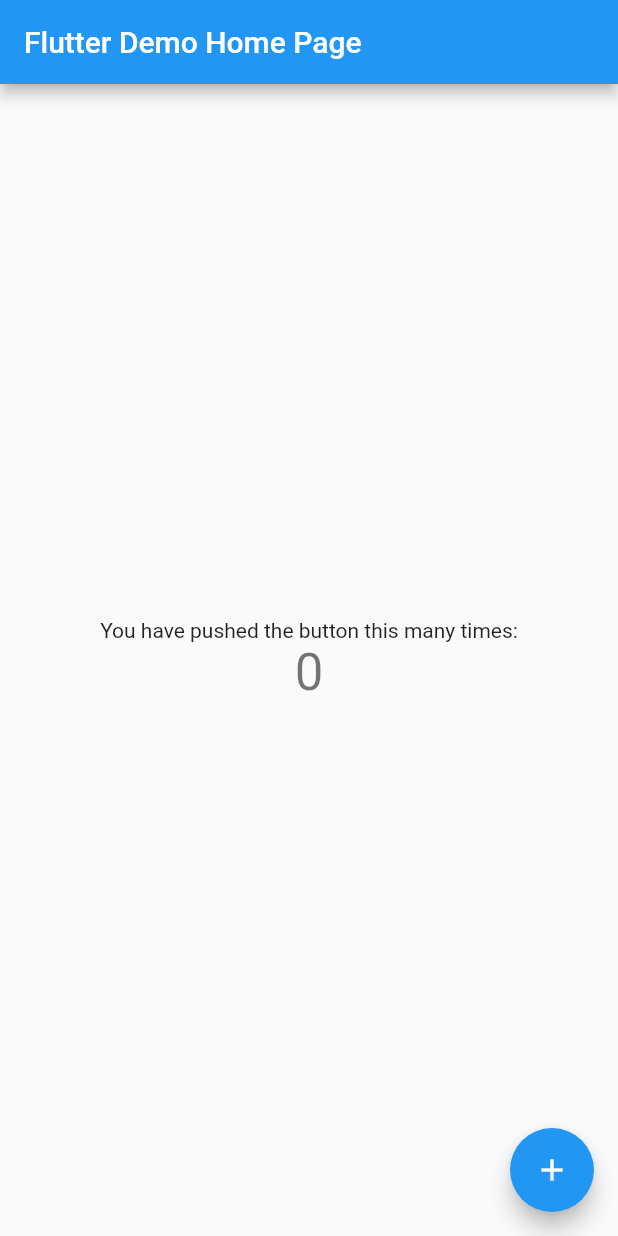
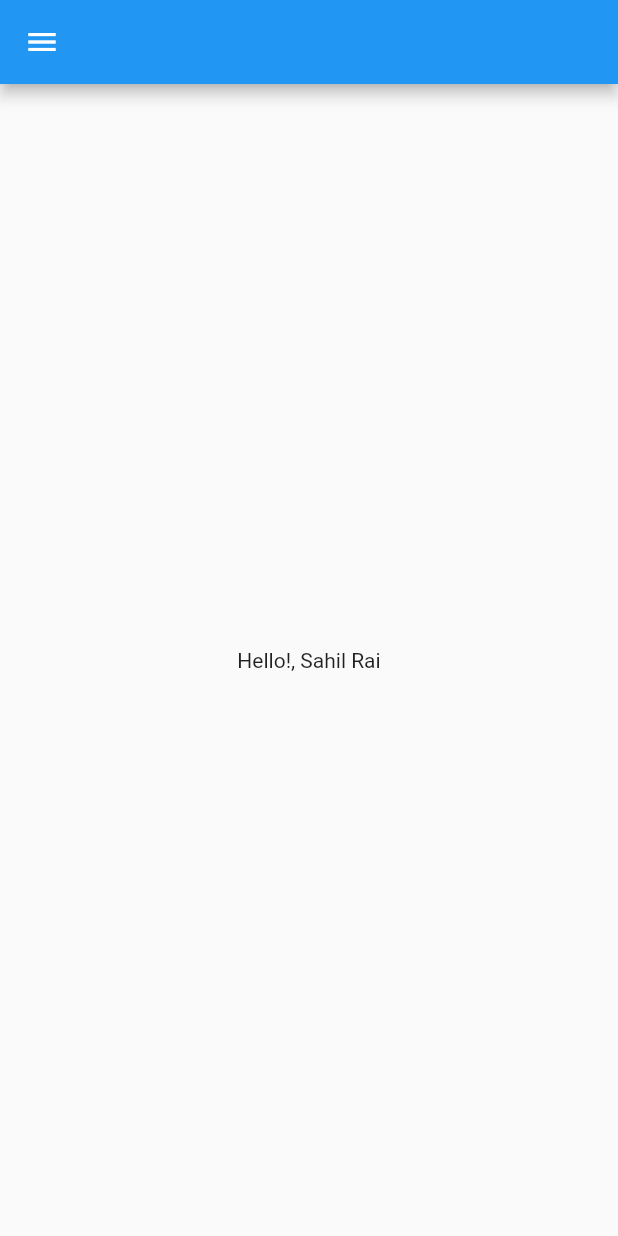
Before and after one commit to thesahilrai/shoppingCatalog, a Flutter app: the screen it shows after launch, on a phone screen of 412 x 824 dp. Run offline on Flutter 3.47's test engine with Material 2 defaults, Android fonts, the phone set to English and light mode, and no system bars.

```diff
--- /dev/null
+++ b/lib/home_page.dart
@@ -0,0 +1,20 @@
+import 'package:flutter/material.dart';
+
+class HomePage extends StatelessWidget {
+  //const HomePage({ Key? key }) : super(key: key);
+  String name = "Sahil Rai";
+  @override
+  Widget build(BuildContext context) {
+    return MaterialApp(
+      home: Scaffold(
+        appBar: AppBar(),
+        body: Center(
+          child: Container(
+            child: Text("Hello!, $name"),
+          ),
+        ),
+        drawer: Drawer(),
+      ),
+    );
+  }
+}
--- a/lib/main.dart
+++ b/lib/main.dart
@@ -1,115 +1,15 @@
+import 'package:catalog/home_page.dart';
 import 'package:flutter/material.dart';
 
 void main() {
-  runApp(const MyApp());
+  runApp(MyApp());
 }
 
 class MyApp extends StatelessWidget {
-  const MyApp({Key? key}) : super(key: key);
-
-  // This widget is the root of your application.
-  @override
-  Widget build(BuildContext context) {
-    return MaterialApp(
-      title: 'Flutter Demo',
-      theme: ThemeData(
-        // This is the theme of your application.
-        //
-        // Try running your application with "flutter run". You'll see the
-        // application has a blue toolbar. Then, without quitting the app, try
-        // changing the primarySwatch below to Colors.green and then invoke
-        // "hot reload" (press "r" in the console where you ran "flutter run",
-        // or simply save your changes to "hot reload" in a Flutter IDE).
-        // Notice that the counter didn't reset back to zero; the application
-        // is not restarted.
-        primarySwatch: Colors.blue,
-      ),
-      home: const MyHomePage(title: 'Flutter Demo Home Page'),
-    );
-  }
-}
-
-class MyHomePage extends StatefulWidget {
-  const MyHomePage({Key? key, required this.title}) : super(key: key);
-
-  // This widget is the home page of your application. It is stateful, meaning
-  // that it has a State object (defined below) that contains fields that affect
-  // how it looks.
-
-  // This class is the configuration for the state. It holds the values (in this
-  // case the title) provided by the parent (in this case the App widget) and
-  // used by the build method of the State. Fields in a Widget subclass are
-  // always marked "final".
-
-  final String title;
-
-  @override
-  State<MyHomePage> createState() => _MyHomePageState();
-}
-
-class _MyHomePageState extends State<MyHomePage> {
-  int _counter = 0;
-
-  void _incrementCounter() {
-    setState(() {
-      // This call to setState tells the Flutter framework that something has
-      // changed in this State, which causes it to rerun the build method below
-      // so that the display can reflect the updated values. If we changed
-      // _counter without calling setState(), then the build method would not be
-      // called again, and so nothing would appear to happen.
-      _counter++;
-    });
-  }
+  //const MyApp({Key? key}) : super(key: key);
 
   @override
   Widget build(BuildContext context) {
-    // This method is rerun every time setState is called, for instance as done
-    // by the _incrementCounter method above.
-    //
-    // The Flutter framework has been optimized to make rerunning build methods
-    // fast, so that you can just rebuild anything that needs updating rather
-    // than having to individually change instances of widgets.
-    return Scaffold(
-      appBar: AppBar(
-        // Here we take the value from the MyHomePage object that was created by
-        // the App.build method, and use it to set our appbar title.
-        title: Text(widget.title),
-      ),
-      body: Center(
-        // Center is a layout widget. It takes a single child and positions it
-        // in the middle of the parent.
-        child: Column(
-          // Column is also a layout widget. It takes a list of children and
-          // arranges them vertically. By default, it sizes itself to fit its
-          // children horizontally, and tries to be as tall as its parent.
-          //
-          // Invoke "debug painting" (press "p" in the console, choose the
-          // "Toggle Debug Paint" action from the Flutter Inspector in Android
-          // Studio, or the "Toggle Debug Paint" command in Visual Studio Code)
-          // to see the wireframe for each widget.
-          //
-          // Column has various properties to control how it sizes itself and
-          // how it positions its children. Here we use mainAxisAlignment to
-          // center the children vertically; the main axis here is the vertical
-          // axis because Columns are vertical (the cross axis would be
-          // horizontal).
-          mainAxisAlignment: MainAxisAlignment.center,
-          children: <Widget>[
-            const Text(
-              'You have pushed the button this many times:',
-            ),
-            Text(
-              '$_counter',
-              style: Theme.of(context).textTheme.headline4,
-            ),
-          ],
-        ),
-      ),
-      floatingActionButton: FloatingActionButton(
-        onPressed: _incrementCounter,
-        tooltip: 'Increment',
-        child: const Icon(Icons.add),
-      ), // This trailing comma makes auto-formatting nicer for build methods.
-    );
+    return HomePage();
   }
 }
```
Also changed, not shown: 1 other file.
